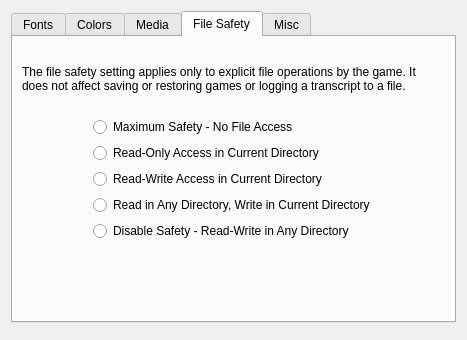
First picture: the form in src/confdialog.ui, repository realnc/qtads, before the edit.
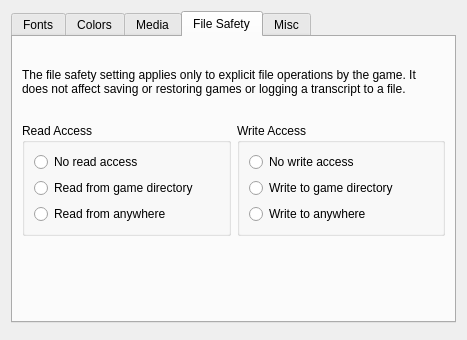
Second picture: the form after the edit. The open tabs and pages were chosen to show the change. Custom widgets are drawn as their Qt base class.

Commit message: Switch to separate read/write file safety levels

```diff
--- a/src/confdialog.ui
+++ b/src/confdialog.ui
@@ -631,49 +631,64 @@
        <item>
         <layout class="QHBoxLayout" name="horizontalLayout_8">
          <item>
-          <widget class="QWidget" name="widget_6" native="true"/>
+          <widget class="QGroupBox" name="groupBox_4">
+           <property name="title">
+            <string>Read Access</string>
+           </property>
+           <layout class="QVBoxLayout" name="verticalLayout_7">
+            <item>
+             <widget class="QRadioButton" name="safetyRead4RadioButton">
+              <property name="text">
+               <string>No read access</string>
+              </property>
+             </widget>
          </item>
          <item>
+             <widget class="QRadioButton" name="safetyRead2RadioButton">
+              <property name="text">
+               <string>Read from game directory</string>
+              </property>
+             </widget>
+            </item>
+            <item>
+             <widget class="QRadioButton" name="safetyRead0RadioButton">
+              <property name="text">
+               <string>Read from anywhere</string>
+              </property>
+             </widget>
+            </item>
+           </layout>
+          </widget>
+         </item>
+         <item>
+          <widget class="QGroupBox" name="groupBox_5">
+           <property name="title">
+            <string>Write Access</string>
+           </property>
           <layout class="QVBoxLayout" name="verticalLayout_9">
            <item>
             <widget class="QRadioButton" name="safety4RadioButton">
              <property name="text">
-              <string>Maximum Safety - No File Access</string>
+               <string>No write access</string>
              </property>
             </widget>
            </item>
            <item>
             <widget class="QRadioButton" name="safety3RadioButton">
              <property name="text">
-              <string>Read-Only Access in Current Directory</string>
+               <string>Write to game directory</string>
              </property>
             </widget>
            </item>
            <item>
             <widget class="QRadioButton" name="safety2RadioButton">
              <property name="text">
-              <string>Read-Write Access in Current Directory</string>
-             </property>
-            </widget>
-           </item>
-           <item>
-            <widget class="QRadioButton" name="safety1RadioButton">
-             <property name="text">
-              <string>Read in Any Directory, Write in Current Directory</string>
-             </property>
-            </widget>
-           </item>
-           <item>
-            <widget class="QRadioButton" name="safety0RadioButton">
-             <property name="text">
-              <string>Disable Safety - Read-Write in Any Directory</string>
+               <string>Write to anywhere</string>
              </property>
             </widget>
            </item>
           </layout>
-         </item>
-         <item>
-          <widget class="QWidget" name="widget_5" native="true"/>
+          </widget>
          </item>
         </layout>
        </item>
```
Left out of the diff: 6 changed lines with no effect on the pictures. Lines whose indentation alone changed are shown as unchanged. The commit also changes 5 other files.
